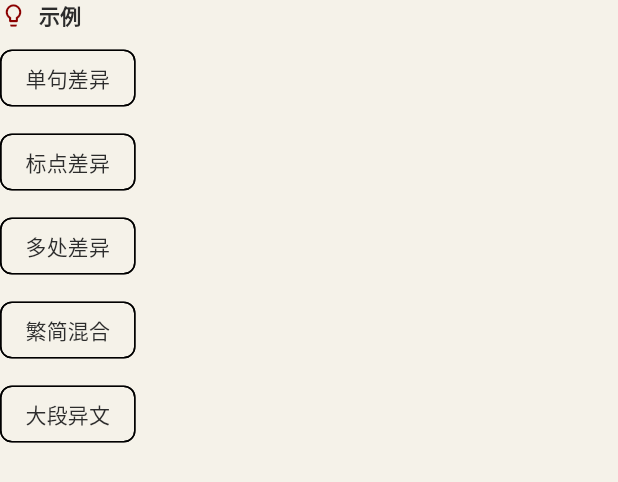
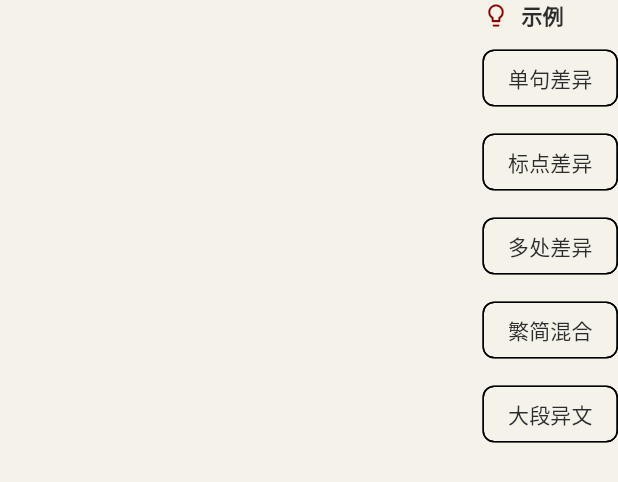
Before and after one commit to open-guji/guji-toolkit, a Flutter app: the CollationExamplesPanel widget shown alone on an empty page, opened directly, on a phone screen of 412 x 824 dp. Shown: the top 482 px of the screen. Run offline on Flutter 3.47's test engine with Material 3 defaults, Android fonts, the phone set to English and light mode, and no system bars; our stand-ins replace equatable, flutter_bloc, flutter_riverpod, go_router, google_fonts, url_strategy; missing offline and left inert: guji_diff.

Commit message:
UI layout

```diff
--- a/lib/features/collation/collation_page.dart
+++ b/lib/features/collation/collation_page.dart
@@ -58,8 +58,8 @@ class _CollationPageContent extends StatelessWidget {
                 crossAxisAlignment: CrossAxisAlignment.start,
                 children: [
                   // 左侧：输入框
-                  const Expanded(flex: 3, child: TextInputPanel()),
-                  const SizedBox(width: 24),
+                  const Expanded(flex: 6, child: TextInputPanel()),
+                  const SizedBox(width: 8),
                   // 右侧：示例列表
                   const Expanded(
                     flex: 1,
--- a/lib/features/collation/widgets/collation_examples_panel.dart
+++ b/lib/features/collation/widgets/collation_examples_panel.dart
@@ -11,10 +11,14 @@ class CollationExamplesPanel extends StatelessWidget {
   @override
   Widget build(BuildContext context) {
     if (isVertical) {
-      return Column(
+      return Align(
+        alignment: Alignment.topRight,
+        child: Column(
+          mainAxisSize: MainAxisSize.min,
           crossAxisAlignment: CrossAxisAlignment.start,
           children: [
             Row(
+              mainAxisSize: MainAxisSize.min,
               children: [
                 Icon(
                   Icons.lightbulb_outline,
@@ -42,6 +46,7 @@ class CollationExamplesPanel extends StatelessWidget {
               );
             }),
           ],
+        ),
       );
     }
 
```
Also changed, not shown: lib/features/collation/widgets/collation_options_panel.dart (+4 -8 lines), 1 other file. Lines whose indentation alone changed are shown as unchanged.
